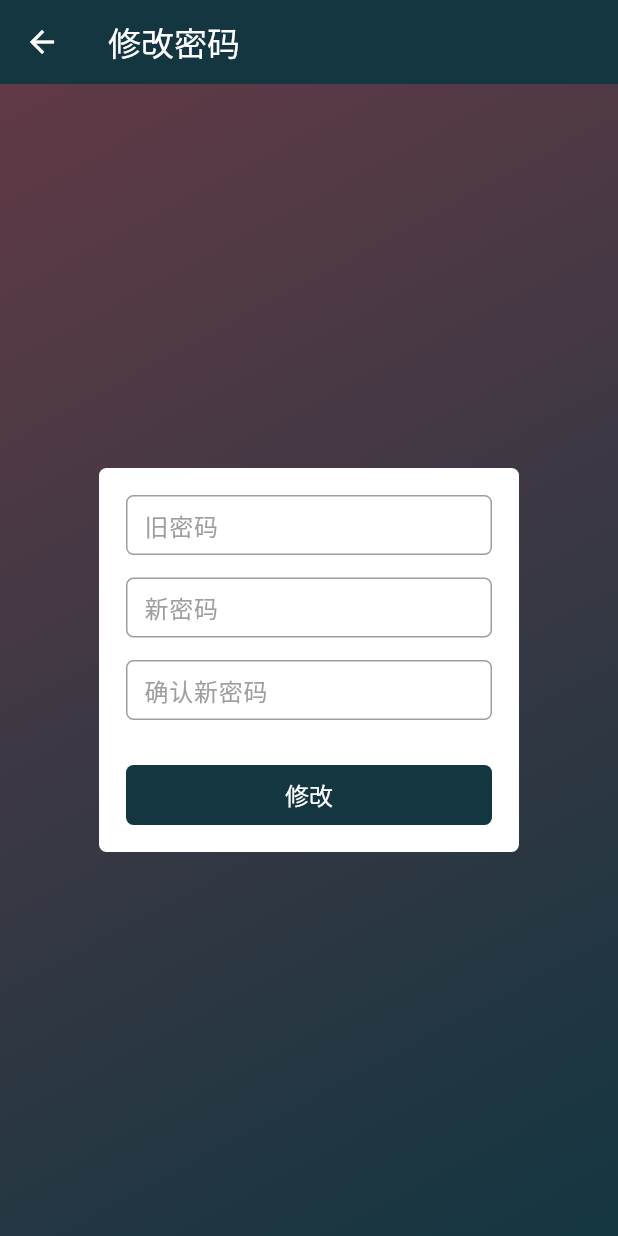
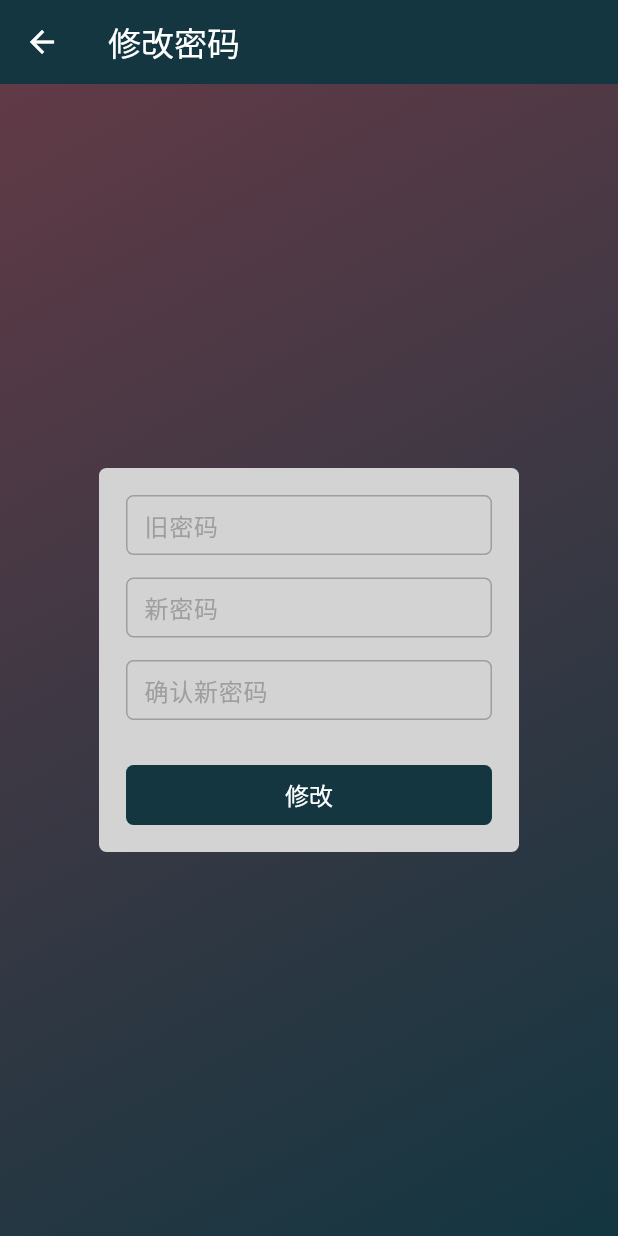
Before and after one commit to DAIRO-HY/DairoDfsApp, a Flutter app: the ModifyPwdPage screen opened directly, on a phone screen of 412 x 824 dp. Run offline on Flutter 3.47's test engine with Material 3 defaults, Android fonts, the light colour scheme and no system bars; our stand-ins replace adaptive_dialog, cached_network_image, device_info_plus, file, file_picker, flutter_cache_manager and 9 more; missing offline and left inert: flutter_picker_plus, sqlite3, video_player_win; accounts and stored records are empty; statements that could not run were skipped.

Commit message:
修改密码页面背景色适配主题颜色

```diff
--- a/lib/page/modify_pwd/ModifyPwdPage.dart
+++ b/lib/page/modify_pwd/ModifyPwdPage.dart
@@ -47,7 +47,7 @@ class _ModifyPwdPageState extends State<ModifyPwdPage> {
                 child: Container(
                     width: 280,
                     decoration: BoxDecoration(
-                      color: Colors.white, // 内层背景色
+                      color: context.color.surface, // 内层背景色
                       borderRadius: BorderRadius.circular(Const.RADIUS), // 内层圆角
                     ),
                     padding: const EdgeInsets.all(18),
```
